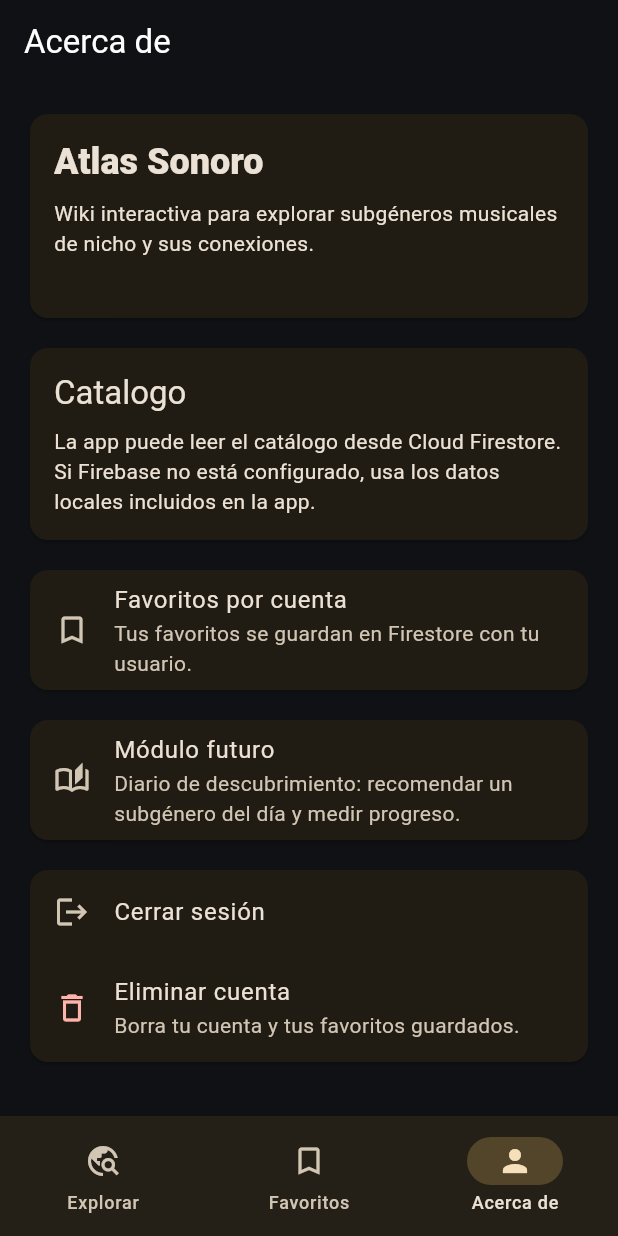
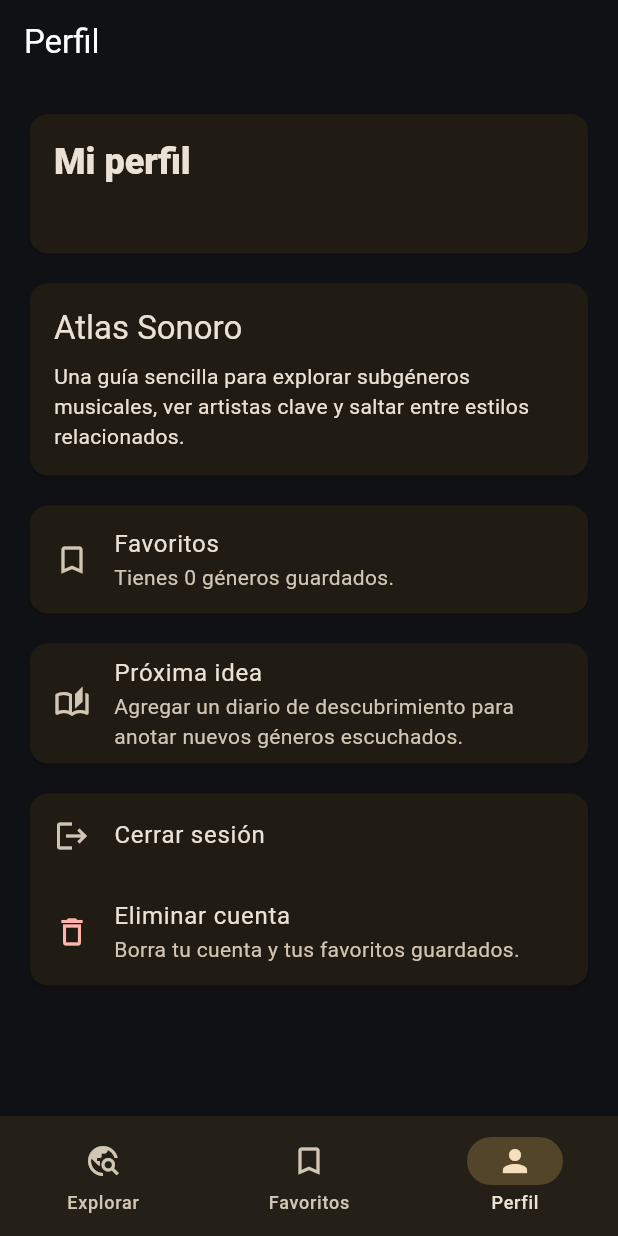
Before and after one commit to Oloracereza/atlas-sonoro, a Flutter app: the screen it shows once a user with an empty profile is signed in, item 3 of the bottom bar chosen, on a phone screen of 412 x 824 dp. Run offline on Flutter 3.47's test engine with Material 3 defaults, Android fonts, the phone set to English and light mode, and no system bars; our stand-ins replace cloud_firestore, firebase_auth, firebase_core; accounts and stored records are empty.

Commit message:
Ajusta perfil

```diff
--- a/lib/screens/explore_screen.dart
+++ b/lib/screens/explore_screen.dart
@@ -38,9 +38,9 @@ class _ExploreScreenState extends State<ExploreScreen> {
           if (genreSnapshot.hasError) {
             return const EmptyState(
               icon: Icons.cloud_off_outlined,
-              title: 'Firebase no esta listo',
+              title: 'No se pudieron cargar los géneros',
               message:
-                  'Revisa la configuracion de Firebase antes de subir la app.',
+                  'Revisa tu conexión e intenta abrir la app de nuevo.',
             );
           }
 
@@ -48,9 +48,9 @@ class _ExploreScreenState extends State<ExploreScreen> {
           if (genres.isEmpty) {
             return const EmptyState(
               icon: Icons.library_music_outlined,
-              title: 'Catalogo vacio',
+              title: 'Todavía no hay géneros',
               message:
-                  'Carga la semilla inicial desde Perfil para empezar la demo.',
+                  'Agrega los datos iniciales para empezar la demo.',
             );
           }
 
--- a/lib/screens/favorites_screen.dart
+++ b/lib/screens/favorites_screen.dart
@@ -31,9 +31,9 @@ class FavoritesScreen extends StatelessWidget {
           if (genreSnapshot.hasError) {
             return const EmptyState(
               icon: Icons.cloud_off_outlined,
-              title: 'Firebase no esta listo',
+              title: 'No se pudieron cargar tus favoritos',
               message:
-                  'Revisa la configuracion de Firebase antes de subir la app.',
+                  'Revisa tu conexión e intenta de nuevo.',
             );
           }
 
--- a/lib/screens/home_shell.dart
+++ b/lib/screens/home_shell.dart
@@ -50,6 +50,7 @@ class _HomeShellState extends State<HomeShell> {
             ProfileScreen(
               user: widget.user,
               favoritesService: _favoritesService,
+              favoriteCount: favoriteIds.length,
             ),
           ];
 
@@ -73,7 +74,7 @@ class _HomeShellState extends State<HomeShell> {
           NavigationDestination(
             icon: Icon(Icons.person_outline),
             selectedIcon: Icon(Icons.person),
-            label: 'Acerca de',
+            label: 'Perfil',
           ),
         ],
       ),
--- a/lib/screens/login_screen.dart
+++ b/lib/screens/login_screen.dart
@@ -56,7 +56,7 @@ class _LoginScreenState extends State<LoginScreen> {
     return switch (code) {
       'email-already-in-use' => 'Ese correo ya está registrado.',
       'invalid-email' => 'Correo no válido.',
-      'operation-not-allowed' => 'Activa email/password en Firebase Auth.',
+      'operation-not-allowed' => 'El registro con correo no está activo.',
       'weak-password' => 'La contraseña debe tener al menos 6 caracteres.',
       'user-not-found' ||
       'wrong-password' ||
--- a/lib/screens/profile_screen.dart
+++ b/lib/screens/profile_screen.dart
@@ -8,11 +8,13 @@ class ProfileScreen extends StatelessWidget {
   const ProfileScreen({
     required this.user,
     required this.favoritesService,
+    required this.favoriteCount,
     super.key,
   });
 
   final User user;
   final FavoritesService favoritesService;
+  final int favoriteCount;
 
   Future<void> _deleteAccount(BuildContext context) async {
     final confirmed = await showDialog<bool>(
@@ -54,7 +56,7 @@ class ProfileScreen extends StatelessWidget {
   @override
   Widget build(BuildContext context) {
     return Scaffold(
-      appBar: AppBar(title: const Text('Acerca de')),
+      appBar: AppBar(title: const Text('Perfil')),
       body: ListView(
         padding: const EdgeInsets.all(16),
         children: [
@@ -65,19 +67,15 @@ class ProfileScreen extends StatelessWidget {
                 crossAxisAlignment: CrossAxisAlignment.start,
                 children: [
                   Text(
-                    'Atlas Sonoro',
+                    'Mi perfil',
                     style: Theme.of(context).textTheme.headlineSmall?.copyWith(
                           fontWeight: FontWeight.w800,
                         ),
                   ),
                   const SizedBox(height: 8),
-                  const Text(
-                    'Wiki interactiva para explorar subgéneros musicales de nicho y sus conexiones.',
-                  ),
-                  const SizedBox(height: 8),
                   Text(
-                    user.email ?? 'Sesion activa',
-                    style: Theme.of(context).textTheme.bodySmall,
+                    user.email ?? 'Sesión activa',
+                    style: Theme.of(context).textTheme.bodyMedium,
                   ),
                 ],
               ),
@@ -91,24 +89,26 @@ class ProfileScreen extends StatelessWidget {
                 crossAxisAlignment: CrossAxisAlignment.start,
                 children: [
                   Text(
-                    'Catalogo',
+                    'Atlas Sonoro',
                     style: Theme.of(context).textTheme.titleLarge,
                   ),
                   const SizedBox(height: 8),
                   const Text(
-                    'La app puede leer el catálogo desde Cloud Firestore. Si Firebase no está configurado, usa los datos locales incluidos en la app.',
+                    'Una guía sencilla para explorar subgéneros musicales, ver artistas clave y saltar entre estilos relacionados.',
                   ),
                 ],
               ),
             ),
           ),
           const SizedBox(height: 12),
-          const Card(
+          Card(
             child: ListTile(
-              leading: Icon(Icons.bookmark_outline),
-              title: Text('Favoritos por cuenta'),
+              leading: const Icon(Icons.bookmark_outline),
+              title: const Text('Favoritos'),
               subtitle: Text(
-                'Tus favoritos se guardan en Firestore con tu usuario.',
+                favoriteCount == 1
+                    ? 'Tienes 1 género guardado.'
+                    : 'Tienes $favoriteCount géneros guardados.',
               ),
             ),
           ),
@@ -116,9 +116,9 @@ class ProfileScreen extends StatelessWidget {
           const Card(
             child: ListTile(
               leading: Icon(Icons.auto_stories_outlined),
-              title: Text('Módulo futuro'),
+              title: Text('Próxima idea'),
               subtitle: Text(
-                'Diario de descubrimiento: recomendar un subgénero del día y medir progreso.',
+                'Agregar un diario de descubrimiento para anotar nuevos géneros escuchados.',
               ),
             ),
           ),
```
Also changed, not shown: 4 other files.
